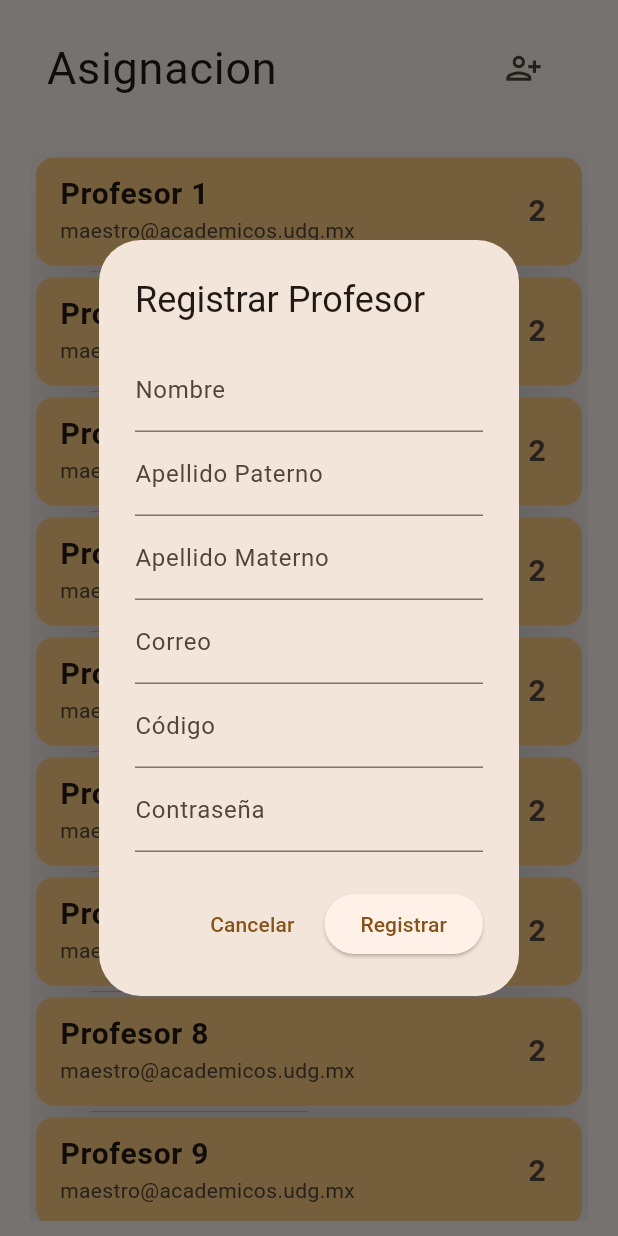
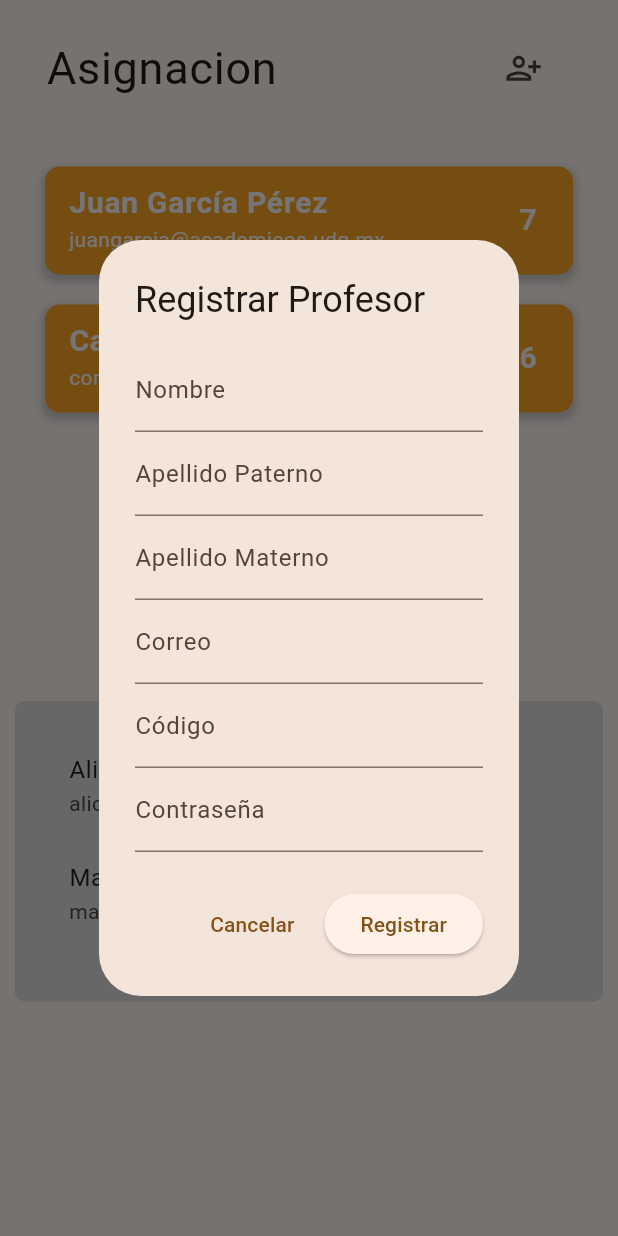
Before and after one commit to B4r4j4s/TutotopoAdmin, a Flutter app: the Assignment widget shown alone on an empty page, opened directly, after a tap on the "person add alt" icon, on a phone screen of 412 x 824 dp. Run offline on Flutter 3.47's test engine with Material 3 defaults, Android fonts, the phone set to English and light mode, and no system bars; our stand-ins replace flutter_secure_storage; missing offline and left inert: dart:js; accounts and stored records are empty; network calls fail.

Commit message:
Assign funciona, aun no podemos hacer llamadas

```diff
--- a/tutoapp_admin/lib/Entitys.dart
+++ b/tutoapp_admin/lib/Entitys.dart
@@ -31,6 +31,12 @@ class Tutor {
     );
   }
 
+  void showStudent() {
+    for (Student student in myStudents) {
+      print(student.name);
+    }
+  }
+
   void addStudent(Map<String, dynamic> data) {
     if (data.containsKey("Student")) {
       myStudents.add(Student(
--- a/tutoapp_admin/lib/Solicitudes.dart
+++ b/tutoapp_admin/lib/Solicitudes.dart
@@ -263,14 +263,11 @@ Future<String> asignStudent(int idSt, int idT) async {
 Future<Map<String, dynamic>> getAdminInfo(context) async {
   final FlutterSecureStorage secureStorage = FlutterSecureStorage();
 
-  // Obtén el token desde Flutter Secure Storage
   final String? token = await secureStorage.read(key: 'access_token');
-
   if (token == null) {
     return {'Error': 'tokent'};
   }
   final url = Uri.parse('https://tutoapp.onrender.com/admin/info');
-  print('url: $url');
   //print('token: ');
   //print(accessToken);
 
--- a/tutoapp_admin/lib/providers/UserProvider.dart
+++ b/tutoapp_admin/lib/providers/UserProvider.dart
@@ -24,20 +24,22 @@ class UserProvider with ChangeNotifier {
 
   User get user => _user;
 
-  void setToken(String t) {
-    _user.token = t;
+  String getMail() {
+    return _user.mail;
   }
 
-  String getMail() {
-    return _user.mail;
+  void setMail(String t) {
+    _user.mail = t;
   }
 
   User getUser() {
     return _user;
   }
 
-  String getToken() {
-    return _user.token;
+  void generateData() {
+    _user.ID = '1';
+    _user.mail = 'admin@academicos.udg.mx';
+    _user.name = 'ADMIN';
   }
 
   bool insertData(Map<String, dynamic> data) {
--- a/tutoapp_admin/lib/views/Assignment.dart
+++ b/tutoapp_admin/lib/views/Assignment.dart
@@ -2,6 +2,161 @@ import 'package:flutter/material.dart';
 import 'package:http/http.dart';
 import '../Entitys.dart';
 import '../Solicitudes.dart';
+
+List<Map<String, dynamic>> estudiantesPrueba = [
+  {
+    "Code": "218576376",
+    "FirstSurname": "Bañuelos",
+    "ID": 58,
+    "Mail": "yahir.banuelos5763@alumnos.udg.mx",
+    "Name": "Yahir Alejandro",
+    "SecondSurname": "Leo",
+    "TutorID": 1,
+  },
+  {
+    "Code": "228579452",
+    "FirstSurname": "Aguilar",
+    "ID": 59,
+    "Mail": "edgar@example.com",
+    "Name": "Edgar",
+    "SecondSurname": "Garcia",
+    "TutorID": 1
+  },
+  {
+    "Code": "228575452",
+    "FirstSurname": "Aguilar",
+    "ID": 60,
+    "Mail": "ulises@example.com",
+    "Name": "Ulises",
+    "SecondSurname": "Garnacho",
+    "TutorID": 1
+  },
+  {
+    "Code": "238574512",
+    "FirstSurname": "Gomez",
+    "ID": 61,
+    "Mail": "maria@example.com",
+    "Name": "Maria",
+    "SecondSurname": "Lopez",
+    "TutorID": 2
+  },
+  {
+    "Code": "248572634",
+    "FirstSurname": "Perez",
+    "ID": 62,
+    "Mail": "carlos@example.com",
+    "Name": "Carlos",
+    "SecondSurname": "Rodriguez",
+    "TutorID": 2
+  },
+  {
+    "Code": "258573478",
+    "FirstSurname": "Vargas",
+    "ID": 63,
+    "Mail": "laura@example.com",
+    "Name": "Laura",
+    "SecondSurname": "Hernandez",
+    "TutorID": 1
+  },
+  {
+    "Code": "268571233",
+    "FirstSurname": "Torres",
+    "ID": 64,
+    "Mail": "alberto@example.com",
+    "Name": "Alberto",
+    "SecondSurname": "Gomez",
+    "TutorID": 2
+  },
+  {
+    "Code": "278574896",
+    "FirstSurname": "Hernandez",
+    "ID": 65,
+    "Mail": "diana@example.com",
+    "Name": "Diana",
+    "SecondSurname": "Martinez",
+    "TutorID": 2
+  },
+  {
+    "Code": "288579010",
+    "FirstSurname": "Mendoza",
+    "ID": 66,
+    "Mail": "raul@example.com",
+    "Name": "Raul",
+    "SecondSurname": "Santos",
+    "TutorID": 1
+  },
+  {
+    "Code": "298571934",
+    "FirstSurname": "Sanchez",
+    "ID": 67,
+    "Mail": "nancy@example.com",
+    "Name": "Nancy",
+    "SecondSurname": "Torres",
+    "TutorID": 1
+  },
+  {
+    "Code": "308573567",
+    "FirstSurname": "Gutierrez",
+    "ID": 68,
+    "Mail": "juan@example.com",
+    "Name": "Juan",
+    "SecondSurname": "Gomez",
+    "TutorID": 2
+  },
+  {
+    "Code": "318572345",
+    "FirstSurname": "Ramos",
+    "ID": 69,
+    "Mail": "carmen@example.com",
+    "Name": "Carmen",
+    "SecondSurname": "Lopez",
+    "TutorID": 1
+  },
+  {
+    "Code": "328578901",
+    "FirstSurname": "Jimenez",
+    "ID": 70,
+    "Mail": "roberto@example.com",
+    "Name": "Roberto",
+    "SecondSurname": "Perez",
+    "TutorID": 2
+  },
+  {
+    "Code": "338571234",
+    "FirstSurname": "Fuentes",
+    "ID": 71,
+    "Mail": "alicia@example.com",
+    "Name": "Alicia",
+    "SecondSurname": "Garcia",
+  },
+  {
+    "Code": "348574567",
+    "FirstSurname": "Vega",
+    "ID": 72,
+    "Mail": "martin@example.com",
+    "Name": "Martin",
+    "SecondSurname": "Hernandez",
+  },
+];
+
+List<Map<String, dynamic>> tutoresPrueba = [
+  {
+    "Code": "346709587",
+    "FirstSurname": "García",
+    "ID": 1,
+    "Mail": "juangarcia@academicos.udg.mx",
+    "Name": "Juan",
+    "SecondSurname": "Pérez"
+  },
+  {
+    "Code": "218576373",
+    "FirstSurname": "Valencia",
+    "ID": 2,
+    "Mail": "correo3@ejemplo.com",
+    "Name": "Carlos",
+    "SecondSurname": "Carlson"
+  },
+];
 
 class Assignment extends StatefulWidget {
   const Assignment({super.key});
@@ -16,40 +171,37 @@ class _AssignmentState extends State<Assignment> {
 
   @override
   void initState() {
-    obtainThings("tutors").then((values) {
+    /*obtainThings("tutors").then((values) {
       if (values[0].containsKey('Error')) {
         print(values[0]['Error']);
-      } else {
+      } else {*/
     //Tratamiento de datos
 
-        for (Map<String, dynamic> value in values) {
+    for (Map<String, dynamic> value in tutoresPrueba) {
       tutors.add(Tutor.fromMap(value));
     }
 
-        obtainThings("students").then((stds) => {
+    /*obtainThings("students").then((stds) => {
           if (stds[0].containsKey('Error'))
             {print(stds[0]['Error'])}
           else
-                {
-                  for (Map<String, dynamic> s in stds)
-                    {
-                      if (s.containsKey('tutor'))
-                        {
-                          //try{
-                          tutors
-                              .firstWhere((tutor) => tutor.id == s['tutor'])
-                              .addStudent(s)
-                          //} catch (e) {
-                          //  print('Error al agregar el estudiante al tutor: $e');
-                          // }
+            {*/
+    for (Map<String, dynamic> s in estudiantesPrueba) {
+      if (s.containsKey('TutorID')) {
+        var tutorIndex = tutors.indexWhere((tutor) => tutor.id == s['TutorID']);
+        if (tutorIndex != -1) {
+          tutors[tutorIndex].myStudents.add(Student.fromMap(s));
+        } else {
+          assignless.add(Student.fromMap(s));
         }
-                      else
-                        {assignless.add(Student.fromMap(s))}
+      } else {
+        assignless.add(Student.fromMap(s));
       }
     }
-            });
-      }
-    });
+    //    }
+    //  });
+    //}
+    //});
 
     super.initState();
   }
@@ -70,37 +222,55 @@ class _AssignmentState extends State<Assignment> {
               trailing: IconButton(
                 padding: const EdgeInsets.all(10),
                 icon: const Icon(Icons.person_add_alt, size: 25),
-                onPressed: () {
-                  mostrarDialogoRegistrarProfesor(context);
+                onPressed: () async {
+                  Tutor? newTutor = await showDialog<Tutor>(
+                    context: context,
+                    builder: (BuildContext context) {
+                      return RegistrarProfesorDialog();
+                    },
+                  );
+                  if (newTutor != null) {
+                    setState(() {
+                      tutors.add(newTutor);
+                    });
+                  }
+                  //mostrarDialogoRegistrarProfesor(context);
                 },
               ),
             ),
           ),
           Flexible(
-              flex: 3,
+              //flex: 2,
+              fit: FlexFit.tight,
               child: Container(
                 padding:
                     const EdgeInsets.symmetric(horizontal: 20, vertical: 10),
                 child: ListView.builder(
                   shrinkWrap: true,
                   scrollDirection: Axis.vertical,
-                  itemCount: 20,
+                  itemCount: tutors.length,
                   itemBuilder: (context, index) {
-                    return DragTarget(
-                      builder:
-                          (context, List<dynamic> candidateData, rejectedData) {
+                    return DragTarget<Student>(
+                      builder: (context, List<Student?> candidateData,
+                          rejectedData) {
                         return TutorDisplayer(
                           index: index,
+                          tutor: tutors[index],
                         );
                       },
                       onWillAccept: (data) {
-                        // Puedes proporcionar alguna lógica aquí si quieres permitir o no la aceptación.
+                        print('onWillAccept ejecutado');
                         return true;
                       },
-                      onAccept: (data) {
-                        print(data);
-                        int idst = 0;
-                        asignStudent(idst, tutors[index].id).then((value) => {
+                      onAccept: (Student data) {
+                        print('se agrego un estudiante');
+                        print(data.name);
+                        print(index);
+                        setState(() {
+                          tutors[index].myStudents.add(data);
+                        });
+
+                        /*asignStudent(idst, tutors[index].id).then((value) => {
                               if (value.contains('Error'))
                                 {print(value)}
                               else
@@ -109,7 +279,7 @@ class _AssignmentState extends State<Assignment> {
                                     //tutors[index].addStudent()
                                   })
                                 }
-                            });
+                            });*/
                       },
                     );
                   },
@@ -117,7 +287,7 @@ class _AssignmentState extends State<Assignment> {
               )),
           if (assignless.isNotEmpty)
             Flexible(
-              flex: 1,
+              //flex: 1,
               child: Container(
                 margin: const EdgeInsets.all(10),
                 padding: const EdgeInsets.all(20),
@@ -127,9 +297,13 @@ class _AssignmentState extends State<Assignment> {
                     borderRadius: const BorderRadius.all(Radius.circular(6))),
                 height: 200,
                 child: ListView.builder(
-                  itemCount: 2,
+                  itemCount: assignless.length,
                   itemBuilder: (context, index) {
-                    return buildStudentDraggable(index);
+                    return buildStudentDraggable(assignless[index], () {
+                      setState(() {
+                        assignless.removeAt(index);
+                      });
+                    });
                   },
                 ),
               ),
@@ -139,9 +313,9 @@ class _AssignmentState extends State<Assignment> {
     );
   }
 
-  Widget buildStudentDraggable(int index) {
+  Widget buildStudentDraggable(Student student, Function() callback) {
     return Draggable(
-      data: 'Alumno ${index + 1}',
+      data: student,
       feedback: Container(
         height: 30,
         width: 100,
@@ -151,16 +325,21 @@ class _AssignmentState extends State<Assignment> {
           borderRadius: const BorderRadius.all(Radius.circular(6)),
         ),
         child: Text(
-          'Alumno ${index + 1}',
+          student.name,
           style: const TextStyle(
               fontSize: 12, color: Colors.black, fontStyle: FontStyle.italic),
         ),
       ),
       childWhenDragging: Container(),
       child: ListTile(
-        title: Text('Alumno ${index + 1}'),
-        subtitle: Text('219189713'),
+        title: Text(student.name),
+        subtitle: Text(student.mail),
       ),
+      onDragCompleted: () {
+        // Esta función se ejecutará cuando el Draggable sea soltado con éxito
+        print("Draggable completado con éxito. Fue aceptado.");
+        callback();
+      },
     );
   }
 }
@@ -195,7 +374,7 @@ class _RegistrarProfesorDialogState extends State<RegistrarProfesorDialog> {
             children: [
               TextFormField(
                 controller: nombreController,
-                decoration: InputDecoration(labelText: 'Nombre'),
+                decoration: const InputDecoration(labelText: 'Nombre'),
                 validator: (value) {
                   if (value == null || value.isEmpty) {
                     return 'Ingrese el nombre';
@@ -205,7 +384,8 @@ class _RegistrarProfesorDialogState extends State<RegistrarProfesorDialog> {
               ),
               TextFormField(
                 controller: apellidoPaternoController,
-                decoration: InputDecoration(labelText: 'Apellido Paterno'),
+                decoration:
+                    const InputDecoration(labelText: 'Apellido Paterno'),
                 validator: (value) {
                   if (value == null || value.isEmpty) {
                     return 'Ingrese el apellido paterno';
@@ -215,7 +395,8 @@ class _RegistrarProfesorDialogState extends State<RegistrarProfesorDialog> {
               ),
               TextFormField(
                 controller: apellidoMaternoController,
-                decoration: InputDecoration(labelText: 'Apellido Materno'),
+                decoration:
+                    const InputDecoration(labelText: 'Apellido Materno'),
                 validator: (value) {
                   if (value == null || value.isEmpty) {
                     return 'Ingrese el apellido materno';
@@ -225,7 +406,7 @@ class _RegistrarProfesorDialogState extends State<RegistrarProfesorDialog> {
               ),
               TextFormField(
                 controller: correoController,
-                decoration: InputDecoration(labelText: 'Correo'),
+                decoration: const InputDecoration(labelText: 'Correo'),
                 validator: (value) {
                   if (value == null || value.isEmpty) {
                     return 'Ingrese el correo';
@@ -235,7 +416,7 @@ class _RegistrarProfesorDialogState extends State<RegistrarProfesorDialog> {
               ),
               TextFormField(
                 controller: codigoController,
-                decoration: InputDecoration(labelText: 'Código'),
+                decoration: const InputDecoration(labelText: 'Código'),
                 validator: (value) {
                   if (value == null || value.isEmpty) {
                     return 'Ingrese el código';
@@ -246,7 +427,7 @@ class _RegistrarProfesorDialogState extends State<RegistrarProfesorDialog> {
               TextFormField(
                 controller: contrasenaController,
                 obscureText: true,
-                decoration: InputDecoration(labelText: 'Contraseña'),
+                decoration: const InputDecoration(labelText: 'Contraseña'),
                 validator: (value) {
                   if (value == null || value.isEmpty) {
                     return 'Ingrese la contraseña';
@@ -263,7 +444,7 @@ class _RegistrarProfesorDialogState extends State<RegistrarProfesorDialog> {
           onPressed: () {
             Navigator.of(context).pop(); // Cerrar el diálogo
           },
-          child: Text('Cancelar'),
+          child: const Text('Cancelar'),
         ),
         ElevatedButton(
           onPressed: () {
@@ -272,7 +453,7 @@ class _RegistrarProfesorDialogState extends State<RegistrarProfesorDialog> {
               registrarProfesor();
             }
           },
-          child: Text('Registrar'),
+          child: const Text('Registrar'),
         ),
       ],
     );
@@ -287,10 +468,13 @@ class _RegistrarProfesorDialogState extends State<RegistrarProfesorDialog> {
     String codigo = codigoController.text;
     String contrasena = contrasenaController.text;
 
-    // Realizar la lógica de registro con los datos obtenidos
+    // Hacer la llamada para el registro
+
+    // crear el tutor con los datos completos
+    Tutor tutor = Tutor(0, '$nombre $apellidoPaterno $apellidoMaterno', correo);
 
     // Cerrar el diálogo
-    Navigator.of(context).pop();
+    Navigator.of(context).pop(tutor);
   }
 }
 
@@ -305,7 +489,8 @@ void mostrarDialogoRegistrarProfesor(BuildContext context) {
 
 class TutorDisplayer extends StatefulWidget {
   final int index;
-  const TutorDisplayer({super.key, required this.index});
+  final Tutor tutor;
+  const TutorDisplayer({super.key, required this.index, required this.tutor});
 
   @override
   State<TutorDisplayer> createState() => _TutorDisplayerState();
@@ -316,76 +501,80 @@ class _TutorDisplayerState extends State<TutorDisplayer> {
   String recoveredData = '';
   @override
   Widget build(BuildContext context) {
-    return GestureDetector(
-      onDoubleTap: () {
-        setState(() {
-          show = !show;
-        });
-      },
-      child: DragTarget(
-        builder: (context, List<dynamic> candidateData, rejectedData) {
-          return Card(
-            color: Colors.orange.shade200,
-            elevation: 20,
-            shadowColor: Colors.black45,
+    return Container(
+      margin: EdgeInsets.all(10),
+      decoration: BoxDecoration(
+        color: Colors.orange.shade400, // Color de fondo naranja
+        borderRadius: BorderRadius.circular(10.0), // Bordes redondeados
+        boxShadow: [
+          BoxShadow(
+            color: Colors.grey.withOpacity(0.5), // Sombra con opacidad
+            spreadRadius: 2,
+            blurRadius: 4,
+            offset: Offset(0, 3), // Desplazamiento de la sombra
+          ),
+        ],
+      ),
       child: ListTile(
         onTap: () {
-                showAlumnosDialog(context, 'Profesor 1', [
-                  'Juanito 1',
-                  'Juanito 2',
-                  'Juanito 3',
-                  'Juanito 4',
-                  'Juanito 5'
-                ]);
+          showAlumnosDialog(
+              context, widget.tutor.name, widget.tutor.myStudents);
         },
-              title: Text('Profesor ${widget.index + 1}',
+        title: Text(
+          widget.tutor.name,
           style: const TextStyle(
-                      fontSize: 20, fontWeight: FontWeight.bold)),
-              trailing: const Text('2',
-                  style: TextStyle(fontSize: 20, fontWeight: FontWeight.bold)),
-              subtitle: Text('maestro@academicos.udg.mx'),
+              fontSize: 20,
+              fontWeight: FontWeight.bold,
+              color: Colors.white), // Texto blanco para contraste
         ),
-          );
-        },
-        onWillAccept: (data) {
-          // Puedes proporcionar alguna lógica aquí si quieres permitir o no la aceptación.
-          return true;
-        },
-        onAccept: (data) {
-          setState(() {
-            recoveredData = data.toString();
-          });
-        },
+        trailing: Text(
+          widget.tutor.myStudents.length.toString(),
+          style: const TextStyle(
+              fontSize: 20,
+              fontWeight: FontWeight.bold,
+              color: Colors.white), // Texto blanco para contraste
+        ),
+        subtitle: Text(
+          widget.tutor.mail,
+          style: const TextStyle(
+              color: Colors.white), // Texto blanco para contraste
+        ),
       ),
     );
   }
 
   void showAlumnosDialog(
-      BuildContext context, String profesor, List<String> alumnos) {
+      BuildContext context, String profesor, List<Student> alumnos) {
     showDialog(
       context: context,
       builder: (BuildContext context) {
         return AlertDialog(
-          title: Text(profesor),
+          title: Padding(
+              padding: const EdgeInsets.symmetric(horizontal: 20),
+              child: Text(profesor)),
           content: Container(
-            width: double.maxFinite,
+            width: 300,
+            height: double.infinity,
+            padding: const EdgeInsets.all(10),
             child: ListView.builder(
               itemCount: alumnos.length,
               itemBuilder: (context, index) {
                 return ListTile(
-                  title: Text(alumnos[index]),
+                  leading: const Icon(Icons.face_rounded),
+                  title: Text(alumnos[index].name),
+                  subtitle: Text(alumnos[index].mail),
                 );
               },
             ),
           ),
-          actions: [
+          /*actions: [
             ElevatedButton(
               onPressed: () {
                 Navigator.of(context).pop(); // Cierra el diálogo
               },
               child: Text('Cerrar'),
             ),
-          ],
+          ],*/
         );
       },
     );
--- a/tutoapp_admin/lib/views/Login.dart
+++ b/tutoapp_admin/lib/views/Login.dart
@@ -162,12 +162,21 @@ class _LoginState extends State<Login> {
             }
           else
             {
-              //showCustomSnackBar(
-              //   context, response, Colors.green, const Duration(seconds: 2)),
+              showCustomSnackBar(
+                  context, response, Colors.green, const Duration(seconds: 2)),
+              //context.watch<UserProvider>().setMail(mail),
+              print('Entrando al get admin info'),
+              getAdminInfo(context).then((value) {
+                if (value.containsKey('Error')) {
+                  print(value['Error']);
+                } else {
+                  context.read<UserProvider>().insertData(value);
+                }
+              }),
               Navigator.pushReplacement(
                 context,
                 PageRouteBuilder(
-                  transitionDuration: const Duration(milliseconds: 1000),
+                  transitionDuration: const Duration(milliseconds: 100),
                   pageBuilder: (_, __, ___) => const CentralApp(),
                   transitionsBuilder: (_, animation, __, child) {
                     const begin = Offset(1.0, 0.0);
@@ -184,14 +193,6 @@ class _LoginState extends State<Login> {
                   },
                 ),
               ),
-              /*
-              getAdminInfo(context).then((value) {
-                if (value.containsKey('Error')) {
-                  print(value['Error']);
-                } else {
-                  context.read<UserProvider>().insertData(value);
-                }
-              })*/
             }
         });
   }
@@ -201,7 +202,7 @@ class _LoginState extends State<Login> {
     final snackBar = SnackBar(
       content: Text(
         text,
-        style: TextStyle(color: Colors.white),
+        style: const TextStyle(color: Colors.white),
       ),
       backgroundColor: bgColor,
       duration: duration,
```
Lines whose indentation alone changed are shown as unchanged.
